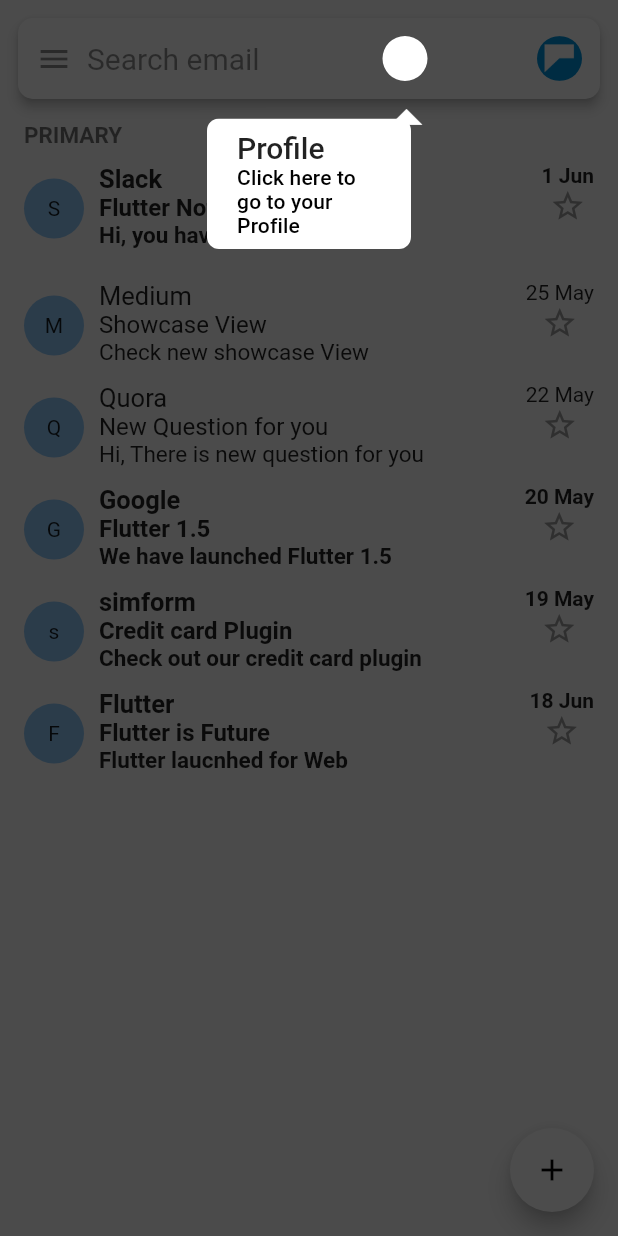
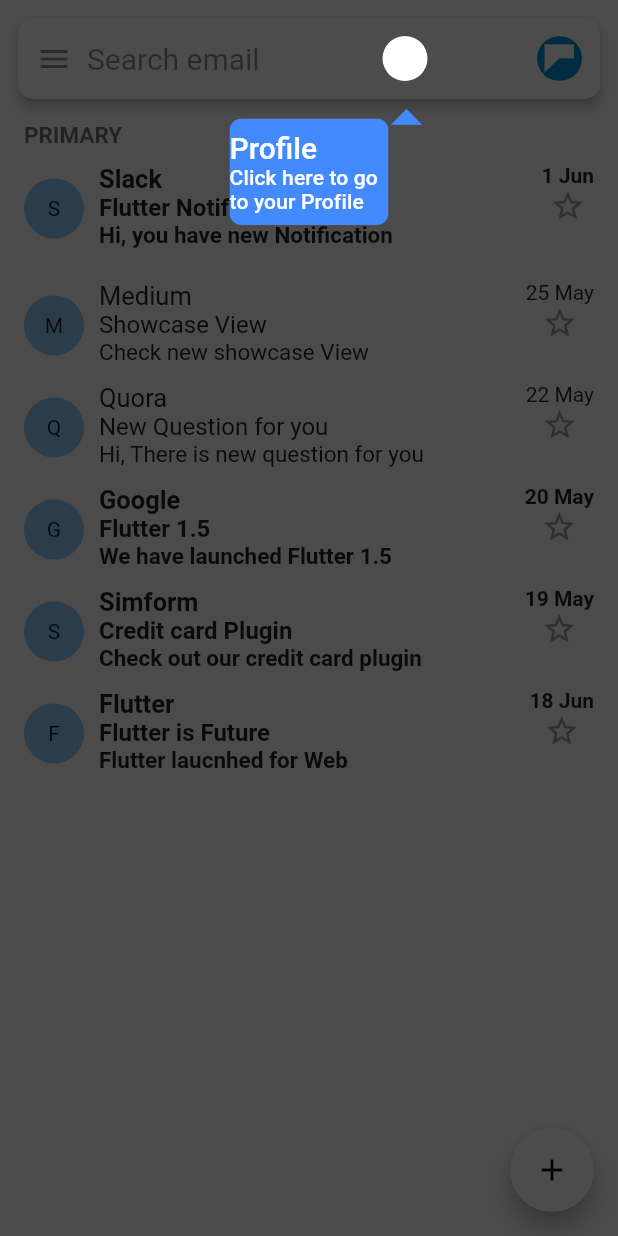
Before and after one commit to jeffcas181/flutter_showcase-view-repo, a Flutter app: the MailPage screen opened directly, after a tap on the "add" icon, on a phone screen of 412 x 824 dp. Run offline on Flutter 3.47's test engine with Material 2 defaults, Android fonts, the phone set to English and light mode, and no system bars; statements that could not run were skipped.

Commit message:
Code review (#2)
* removed commented code, unnecessary decimal values and dart format.

* dart style code format

* typo fix,
test ui file removed

* - slide animation duration optional parameter in TargetWidget with default value,
- dart style code format

* typo fixes,
dart style code format

* - arrow animation issue solved,
- dart style code format

* default showArrow value false for TargetWidget.withWidget constructor

* - code commenting,
- optimization,
- typo fixed
- dart style code format

* updated pubspec

* updated gitignore

* removing unused/unnecessary files

* -- Methods and variable renamed

```diff
--- a/example/lib/main.dart
+++ b/example/lib/main.dart
@@ -11,7 +11,7 @@ class MyApp extends StatelessWidget {
       theme: ThemeData(
         primarySwatch: Colors.blue,
       ),
-      home: ShowCase(child: MailPage()),
+      home: ShowCaseWidget(child: MailPage()),
     );
   }
 }
@@ -32,7 +32,7 @@ class _MailPageState extends State<MailPage> {
   Widget build(BuildContext context) {
     //Start showcase view after current widget frames are drawn.
     WidgetsBinding.instance.addPostFrameCallback((_) =>
-        ShowCase.startShowCase(context, [_one, _two, _three, _four, _five]));
+        ShowCaseWidget.startShowCase(context, [_one, _two, _three, _four, _five]));
 
     return Scaffold(
       body: SafeArea(
@@ -55,7 +55,7 @@ class _MailPageState extends State<MailPage> {
                           Expanded(
                             child: Row(
                               children: <Widget>[
-                                TargetWidget(
+                                Showcase(
                                   key: _one,
                                   title: 'Menu',
                                   description: 'Click here to see menu options',
@@ -77,11 +77,14 @@ class _MailPageState extends State<MailPage> {
                               ],
                             ),
                           ),
-                          TargetWidget(
+                          Showcase(
                             key: _two,
                             title: 'Profile',
                             description: 'Click here to go to your Profile',
+                            showcaseBackgroundColor : Colors.blueAccent,
+                            textColor: Colors.white,
                             shapeBorder: CircleBorder(),
+
                             child: Container(
                               width: 30,
                               height: 30,
@@ -117,7 +120,7 @@ class _MailPageState extends State<MailPage> {
             ),
             Container(
               padding: const EdgeInsets.symmetric(vertical: 10),
-              child: TargetWidget(
+              child: Showcase(
                 key: _three,
                 title: 'Mail',
                 description: 'Click here to check mail',
@@ -130,10 +133,10 @@ class _MailPageState extends State<MailPage> {
                         child: Row(
                           crossAxisAlignment: CrossAxisAlignment.start,
                           children: <Widget>[
-                            TargetWidget.withWidget(
+                            Showcase.withWidget(
                               key: _four,
-                              cHeight: 80,
-                              cWidth: 140,
+                              height: 80,
+                              width: 140,
                               shapeBorder: CircleBorder(),
                               container: Column(
                                 crossAxisAlignment: CrossAxisAlignment.start,
@@ -249,7 +252,7 @@ class _MailPageState extends State<MailPage> {
             ),
             MailTile(
               Mail(
-                  sender: 'simform',
+                  sender: 'Simform',
                   sub: 'Credit card Plugin',
                   msg: 'Check out our credit card plugin',
                   date: '19 May',
@@ -267,7 +270,7 @@ class _MailPageState extends State<MailPage> {
           ],
         ),
       ),
-      floatingActionButton: TargetWidget(
+      floatingActionButton: Showcase(
         key: _five,
         title: 'Compose Mail',
         description: 'Click here to compose mail',
--- a/lib/showcase.dart
+++ b/lib/showcase.dart
@@ -1,95 +1,235 @@
 import 'package:flutter/material.dart';
+import 'package:flutter/scheduler.dart';
+import 'package:showcaseview/showcaseview.dart';
+import 'package:showcaseview/custom_paint.dart';
+import 'get_position.dart';
+import 'layout_overlays.dart';
+import 'tooltip_widget.dart';
 
-class ShowCase extends StatefulWidget {
+class Showcase extends StatefulWidget {
   final Widget child;
+  final String title;
+  final String description;
+  final ShapeBorder shapeBorder;
+  final TextStyle titleTextStyle;
+  final TextStyle descTextStyle;
+  final GlobalKey key;
+  final Color overlayColor;
+  final double overlayOpacity;
+  final Widget container;
+  final Color showcaseBackgroundColor;
+  final Color textColor;
+  final bool showArrow;
+  final double height;
+  final double width;
+  final Duration slideDuration;
 
-  const ShowCase({
-    Key key,
+  const Showcase({
+    @required this.key,
     @required this.child,
-  }) : super(key: key);
+    @required this.title,
+    @required this.description,
+    this.shapeBorder,
+    this.overlayColor,
+    this.overlayOpacity,
+    this.titleTextStyle,
+    this.descTextStyle,
+    this.showcaseBackgroundColor = Colors.white,
+    this.textColor = Colors.black,
+    this.showArrow,
+    this.slideDuration = const Duration(milliseconds: 2000),
+  })  : height = null,
+        width = null,
+        container = null;
 
-  static activeTargetWidget(BuildContext context) {
-    return (context.inheritFromWidgetOfExactType(_InheritedShowCaseView)
-            as _InheritedShowCaseView)
-        .activeWidgetIds;
-  }
+  const Showcase.withWidget({
+    this.key,
+    @required this.child,
+    @required this.container,
+    @required this.height,
+    @required this.width,
+    this.title,
+    this.description,
+    this.shapeBorder,
+    this.overlayColor,
+    this.overlayOpacity,
+    this.titleTextStyle,
+    this.descTextStyle,
+    this.showcaseBackgroundColor = Colors.white,
+    this.textColor = Colors.black,
+    this.showArrow = false,
+    this.slideDuration = const Duration(milliseconds: 2000),
+  });
 
-  static startShowCase(BuildContext context, List<GlobalKey> widgetIds) {
-    _ShowCaseState state = context
-        .ancestorStateOfType(TypeMatcher<_ShowCaseState>()) as _ShowCaseState;
+  @override
+  _ShowcaseState createState() => _ShowcaseState();
+}
 
-    state.startShowCase(widgetIds);
-  }
+class _ShowcaseState extends State<Showcase> with TickerProviderStateMixin {
+  bool _showShowCase = false;
+  Animation<double> _slideAnimation;
+  AnimationController _slideAnimationController;
 
-  static completed(BuildContext context, GlobalKey widgetIds) {
-    _ShowCaseState state = context
-        .ancestorStateOfType(TypeMatcher<_ShowCaseState>()) as _ShowCaseState;
+  GetPosition position;
 
-    state.completed(widgetIds);
-  }
+  @override
+  void initState() {
+    super.initState();
 
-  static dismiss(BuildContext context) {
-    _ShowCaseState state = context
-        .ancestorStateOfType(TypeMatcher<_ShowCaseState>()) as _ShowCaseState;
-    state.dismiss();
+    _slideAnimationController = AnimationController(
+      duration: widget.slideDuration,
+      vsync: this,
+    )..addStatusListener((AnimationStatus status) {
+        if (status == AnimationStatus.completed) {
+          _slideAnimationController.reverse();
+        }
+        if (_slideAnimationController.isDismissed) {
+          _slideAnimationController.forward();
+        }
+      });
+
+    _slideAnimation = CurvedAnimation(
+      parent: _slideAnimationController,
+      curve: Curves.easeInOut,
+    );
+
+    position = GetPosition(key: widget.key);
   }
 
   @override
-  _ShowCaseState createState() => _ShowCaseState();
-}
-
-class _ShowCaseState extends State<ShowCase> {
-  List<GlobalKey> ids;
-  int activeWidgetId;
-
-  void startShowCase(List<GlobalKey> widgetIds) {
-    setState(() {
-      this.ids = widgetIds;
-      activeWidgetId = 0;
-    });
+  void dispose() {
+    super.dispose();
+    _slideAnimationController.dispose();
   }
 
-  void completed(GlobalKey id) {
-    if (ids != null && ids[activeWidgetId] == id) {
-      setState(() {
-        ++activeWidgetId;
-
-        if (activeWidgetId >= ids.length) {
-          _cleanupAfterSteps();
-        }
-      });
-    }
+  @override
+  void didChangeDependencies() {
+    super.didChangeDependencies();
+    showOverlay();
   }
 
-  void dismiss() {
+  ///
+  /// show overlay if there is any target widget
+  ///
+  void showOverlay() {
+    GlobalKey activeStep = ShowCaseWidget.activeTargetWidget(context);
     setState(() {
-      _cleanupAfterSteps();
+      _showShowCase = activeStep == widget.key;
     });
-  }
 
-  void _cleanupAfterSteps() {
-    ids = null;
-    activeWidgetId = null;
+    if (activeStep == widget.key) {
+      _slideAnimationController.forward();
+    }
   }
 
   @override
   Widget build(BuildContext context) {
-    return _InheritedShowCaseView(
+    Size size = MediaQuery.of(context).size;
+    return AnchoredOverlay(
+      overlayBuilder: (BuildContext context, Rect rectBound, Offset offset) =>
+          buildOverlayOnTarget(offset, rectBound.size, rectBound, size),
+      showOverlay: true,
       child: widget.child,
-      activeWidgetIds: ids?.elementAt(activeWidgetId),
+    );
+  }
+
+  _nextIfAny() {
+    ShowCaseWidget.completed(context, widget.key);
+    _slideAnimationController.forward();
+  }
+
+  buildOverlayOnTarget(
+    Offset offset,
+    Size size,
+    Rect rectBound,
+    Size screenSize,
+  ) =>
+      Visibility(
+        visible: _showShowCase,
+        maintainAnimation: true,
+        maintainState: true,
+        child: Stack(
+          children: [
+            GestureDetector(
+              onTap: _nextIfAny,
+              child: Container(
+                width: MediaQuery.of(context).size.width,
+                height: MediaQuery.of(context).size.height,
+                child: CustomPaint(
+                  painter: ShapePainter(
+                      opacity: widget.overlayOpacity ?? 0.7,
+                      rect: position.getRect(),
+                      shapeBorder: widget.shapeBorder,
+                      color: widget.overlayColor ?? Colors.black),
+                ),
+              ),
+            ),
+            _TargetWidget(
+              offset: offset,
+              size: size,
+              onTap: _nextIfAny,
+              shapeBorder: widget.shapeBorder,
+            ),
+            ToolTipWidget(
+              position: position,
+              offset: offset,
+              screenSize: screenSize,
+              title: widget.title,
+              description: widget.description,
+              animationOffset: _slideAnimation,
+              titleTextStyle: widget.titleTextStyle,
+              descTextStyle: widget.descTextStyle,
+              container: widget.container,
+              tooltipColor: widget.showcaseBackgroundColor,
+              textColor: widget.textColor,
+              showArrow: widget.showArrow ?? true,
+              contentHeight: widget.height,
+              contentWidth: widget.width,
+            ),
+          ],
+        ),
+      );
+}
+
+class _TargetWidget extends StatelessWidget {
+  final Offset offset;
+  final Size size;
+  final Animation<double> widthAnimation;
+  final VoidCallback onTap;
+  final ShapeBorder shapeBorder;
+
+  _TargetWidget({
+    Key key,
+    @required this.offset,
+    this.size,
+    this.widthAnimation,
+    this.onTap,
+    this.shapeBorder,
+  }) : super(key: key);
+
+  @override
+  Widget build(BuildContext context) {
+    return Positioned(
+      top: offset.dy,
+      left: offset.dx,
+      child: FractionalTranslation(
+        translation: const Offset(-0.5, -0.5),
+        child: GestureDetector(
+          onTap: onTap,
+          child: Container(
+            height: size.height + 16,
+            width: size.width + 16,
+            decoration: ShapeDecoration(
+              shape: shapeBorder ??
+                  RoundedRectangleBorder(
+                    borderRadius: const BorderRadius.all(
+                      Radius.circular(8),
+                    ),
+                  ),
+            ),
+          ),
+        ),
+      ),
     );
   }
 }
-
-class _InheritedShowCaseView extends InheritedWidget {
-  final GlobalKey activeWidgetIds;
-
-  _InheritedShowCaseView({
-    @required this.activeWidgetIds,
-    @required child,
-  }) : super(child: child);
-
-  @override
-  bool updateShouldNotify(_InheritedShowCaseView oldWidget) =>
-      oldWidget.activeWidgetIds != activeWidgetIds;
-}
--- /dev/null
+++ b/lib/showcase_widget.dart
@@ -0,0 +1,95 @@
+import 'package:flutter/material.dart';
+
+class ShowCaseWidget extends StatefulWidget {
+  final Widget child;
+
+  const ShowCaseWidget({
+    Key key,
+    @required this.child,
+  }) : super(key: key);
+
+  static activeTargetWidget(BuildContext context) {
+    return (context.inheritFromWidgetOfExactType(_InheritedShowCaseView)
+            as _InheritedShowCaseView)
+        .activeWidgetIds;
+  }
+
+  static startShowCase(BuildContext context, List<GlobalKey> widgetIds) {
+    _ShowCaseWidgetState state = context
+        .ancestorStateOfType(TypeMatcher<_ShowCaseWidgetState>()) as _ShowCaseWidgetState;
+
+    state.startShowCase(widgetIds);
+  }
+
+  static completed(BuildContext context, GlobalKey widgetIds) {
+    _ShowCaseWidgetState state = context
+        .ancestorStateOfType(TypeMatcher<_ShowCaseWidgetState>()) as _ShowCaseWidgetState;
+
+    state.completed(widgetIds);
+  }
+
+  static dismiss(BuildContext context) {
+    _ShowCaseWidgetState state = context
+        .ancestorStateOfType(TypeMatcher<_ShowCaseWidgetState>()) as _ShowCaseWidgetState;
+    state.dismiss();
+  }
+
+  @override
+  _ShowCaseWidgetState createState() => _ShowCaseWidgetState();
+}
+
+class _ShowCaseWidgetState extends State<ShowCaseWidget> {
+  List<GlobalKey> ids;
+  int activeWidgetId;
+
+  void startShowCase(List<GlobalKey> widgetIds) {
+    setState(() {
+      this.ids = widgetIds;
+      activeWidgetId = 0;
+    });
+  }
+
+  void completed(GlobalKey id) {
+    if (ids != null && ids[activeWidgetId] == id) {
+      setState(() {
+        ++activeWidgetId;
+
+        if (activeWidgetId >= ids.length) {
+          _cleanupAfterSteps();
+        }
+      });
+    }
+  }
+
+  void dismiss() {
+    setState(() {
+      _cleanupAfterSteps();
+    });
+  }
+
+  void _cleanupAfterSteps() {
+    ids = null;
+    activeWidgetId = null;
+  }
+
+  @override
+  Widget build(BuildContext context) {
+    return _InheritedShowCaseView(
+      child: widget.child,
+      activeWidgetIds: ids?.elementAt(activeWidgetId),
+    );
+  }
+}
+
+class _InheritedShowCaseView extends InheritedWidget {
+  final GlobalKey activeWidgetIds;
+
+  _InheritedShowCaseView({
+    @required this.activeWidgetIds,
+    @required child,
+  }) : super(child: child);
+
+  @override
+  bool updateShouldNotify(_InheritedShowCaseView oldWidget) =>
+      oldWidget.activeWidgetIds != activeWidgetIds;
+}
--- a/lib/showcaseview.dart
+++ b/lib/showcaseview.dart
@@ -1,4 +1,4 @@
 library showcaseview;
 
+export 'showcase_widget.dart';
 export 'showcase.dart';
-export 'target_widget.dart';
--- a/lib/target_widget.dart
+++ /dev/null
@@ -1,238 +0,0 @@
-import 'package:flutter/material.dart';
-import 'package:flutter/scheduler.dart';
-import 'package:showcaseview/showcaseview.dart';
-import 'package:showcaseview/custom_paint.dart';
-import 'package:showcaseview/tooltip_widget.dart';
-
-import 'get_position.dart';
-import 'layout_overlays.dart';
-
-class TargetWidget extends StatefulWidget {
-  final Widget child;
-  final String title;
-  final String description;
-  final ShapeBorder shapeBorder;
-  final TextStyle titleTextStyle;
-  final TextStyle descTextStyle;
-  final GlobalKey key;
-  final Color overlayColor;
-  final double overlayOpacity;
-  final Widget container;
-  final Color tooltipColor;
-  final Color textColor;
-  final bool showArrow;
-  final double cHeight;
-  final double cWidth;
-  final Duration slideDuration;
-
-  const TargetWidget({
-    this.key,
-    @required this.child,
-    @required this.title,
-    @required this.description,
-    this.container,
-    this.shapeBorder,
-    this.overlayColor,
-    this.overlayOpacity,
-    this.titleTextStyle,
-    this.descTextStyle,
-    this.tooltipColor = Colors.white,
-    this.textColor = Colors.black,
-    this.showArrow,
-    this.cHeight,
-    this.cWidth,
-    this.slideDuration = const Duration(milliseconds: 2000),
-  });
-
-  const TargetWidget.withWidget({
-    this.key,
-    @required this.child,
-    @required this.container,
-    @required this.cHeight,
-    @required this.cWidth,
-    this.title,
-    this.description,
-    this.shapeBorder,
-    this.overlayColor,
-    this.overlayOpacity,
-    this.titleTextStyle,
-    this.descTextStyle,
-    this.tooltipColor = Colors.white,
-    this.textColor = Colors.black,
-    this.showArrow = false,
-    this.slideDuration = const Duration(milliseconds: 2000),
-  });
-
-  @override
-  _TargetWidgetState createState() => _TargetWidgetState();
-}
-
-class _TargetWidgetState extends State<TargetWidget>
-    with TickerProviderStateMixin {
-  bool _showShowCase = false;
-  Animation<double> _slideAnimation;
-  AnimationController _slideAnimationController;
-
-  GetPosition position;
-
-  @override
-  void initState() {
-    super.initState();
-
-    _slideAnimationController = AnimationController(
-      duration: widget.slideDuration,
-      vsync: this,
-    )..addStatusListener((AnimationStatus status) {
-        if (status == AnimationStatus.completed) {
-          _slideAnimationController.reverse();
-        }
-        if (_slideAnimationController.isDismissed) {
-          _slideAnimationController.forward();
-        }
-      });
-
-    _slideAnimation = CurvedAnimation(
-      parent: _slideAnimationController,
-      curve: Curves.easeInOut,
-    );
-
-    position = GetPosition(key: widget.key);
-  }
-
-  @override
-  void dispose() {
-    super.dispose();
-    _slideAnimationController.dispose();
-  }
-
-  @override
-  void didChangeDependencies() {
-    super.didChangeDependencies();
-    showOverlay();
-  }
-
-  ///
-  /// show overlay if there is any target widget
-  ///
-  void showOverlay() {
-    GlobalKey activeStep = ShowCase.activeTargetWidget(context);
-    setState(() {
-      _showShowCase = activeStep == widget.key;
-    });
-
-    if (activeStep == widget.key) {
-      _slideAnimationController.forward();
-    }
-  }
-
-  @override
-  Widget build(BuildContext context) {
-    Size size = MediaQuery.of(context).size;
-    return AnchoredOverlay(
-      overlayBuilder: (BuildContext context, Rect rectBound, Offset offset) =>
-          buildOverlayOnTarget(offset, rectBound.size, rectBound, size),
-      showOverlay: true,
-      child: widget.child,
-    );
-  }
-
-  _nextIfAny() {
-    ShowCase.completed(context, widget.key);
-    _slideAnimationController.forward();
-  }
-
-  buildOverlayOnTarget(
-    Offset offset,
-    Size size,
-    Rect rectBound,
-    Size screenSize,
-  ) =>
-      Visibility(
-        visible: _showShowCase,
-        maintainAnimation: true,
-        maintainState: true,
-        child: Stack(
-          children: [
-            GestureDetector(
-              onTap: _nextIfAny,
-              child: Container(
-                width: MediaQuery.of(context).size.width,
-                height: MediaQuery.of(context).size.height,
-                child: CustomPaint(
-                  painter: ShapePainter(
-                      opacity: widget.overlayOpacity ?? 0.7,
-                      rect: position.getRect(),
-                      shapeBorder: widget.shapeBorder,
-                      color: widget.overlayColor ?? Colors.black),
-                ),
-              ),
-            ),
-            _TargetWidget(
-              offset: offset,
-              size: size,
-              onTap: _nextIfAny,
-              shapeBorder: widget.shapeBorder,
-            ),
-            Content(
-              position: position,
-              offset: offset,
-              screenSize: screenSize,
-              title: widget.title,
-              description: widget.description,
-              animationOffset: _slideAnimation,
-              titleTextStyle: widget.titleTextStyle,
-              descTextStyle: widget.descTextStyle,
-              container: widget.container,
-              tooltipColor: widget.tooltipColor,
-              textColor: widget.textColor,
-              showArrow: widget.showArrow ?? true,
-              contentHeight: widget.cHeight,
-              contentWidth: widget.cWidth,
-            ),
-          ],
-        ),
-      );
-}
-
-class _TargetWidget extends StatelessWidget {
-  final Offset offset;
-  final Size size;
-  final Animation<double> widthAnimation;
-  final VoidCallback onTap;
-  final ShapeBorder shapeBorder;
-
-  _TargetWidget({
-    Key key,
-    @required this.offset,
-    this.size,
-    this.widthAnimation,
-    this.onTap,
-    this.shapeBorder,
-  }) : super(key: key);
-
-  @override
-  Widget build(BuildContext context) {
-    return Positioned(
-      top: offset.dy,
-      left: offset.dx,
-      child: FractionalTranslation(
-        translation: const Offset(-0.5, -0.5),
-        child: GestureDetector(
-          onTap: onTap,
-          child: Container(
-            height: size.height + 16,
-            width: size.width + 16,
-            decoration: ShapeDecoration(
-              shape: shapeBorder ??
-                  RoundedRectangleBorder(
-                    borderRadius: const BorderRadius.all(
-                      Radius.circular(8),
-                    ),
-                  ),
-            ),
-          ),
-        ),
-      ),
-    );
-  }
-}
--- a/lib/tooltip_widget.dart
+++ b/lib/tooltip_widget.dart
@@ -1,7 +1,7 @@
 import 'package:flutter/material.dart';
 import 'package:showcaseview/get_position.dart';
 
-class Content extends StatelessWidget {
+class ToolTipWidget extends StatelessWidget {
   final GetPosition position;
   final Offset offset;
   final Size screenSize;
@@ -18,7 +18,7 @@ class Content extends StatelessWidget {
   final double contentWidth;
   static bool isArrowUp;
 
-  Content({
+  ToolTipWidget({
     this.position,
     this.offset,
     this.screenSize,
@@ -55,9 +55,9 @@ class Content extends StatelessWidget {
     double titleLength = (title.length * 10.0);
     double descriptionLength = (description.length * 7.0);
     if (titleLength > descriptionLength) {
-      return titleLength + 40;
+      return titleLength + 10;
     } else {
-      return descriptionLength + 40;
+      return descriptionLength + 10;
     }
   }
 
@@ -156,8 +156,7 @@ class Content extends StatelessWidget {
                       borderRadius: BorderRadius.circular(8),
                       child: Container(
                         width: _getTooltipWidth(),
-                        padding: EdgeInsets.only(
-                            left: 20, right: 20, top: 8, bottom: 8),
+                        padding: EdgeInsets.symmetric(vertical: 8),
                         color: tooltipColor,
                         child: Column(
                           crossAxisAlignment: CrossAxisAlignment.center,
@@ -169,12 +168,12 @@ class Content extends StatelessWidget {
                                   Text(
                                     title,
                                     style: titleTextStyle ??
-                                        Theme.of(context).textTheme.title,
+                                        Theme.of(context).textTheme.title.merge(TextStyle(color: textColor)),
                                   ),
                                   Text(
                                     description,
                                     style: descTextStyle ??
-                                        Theme.of(context).textTheme.subtitle,
+                                        Theme.of(context).textTheme.subtitle.merge(TextStyle(color: textColor)),
                                   ),
                                 ],
                               ),
```
Also changed, not shown: pubspec.lock (deleted), 2 other files.
